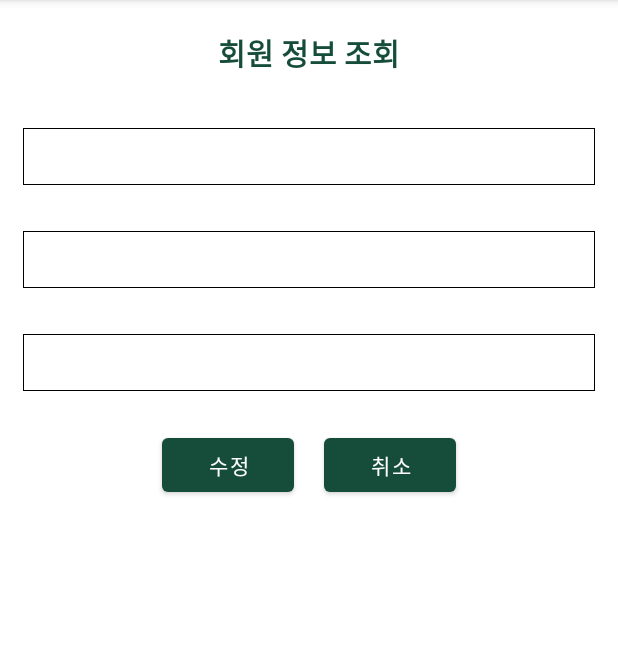
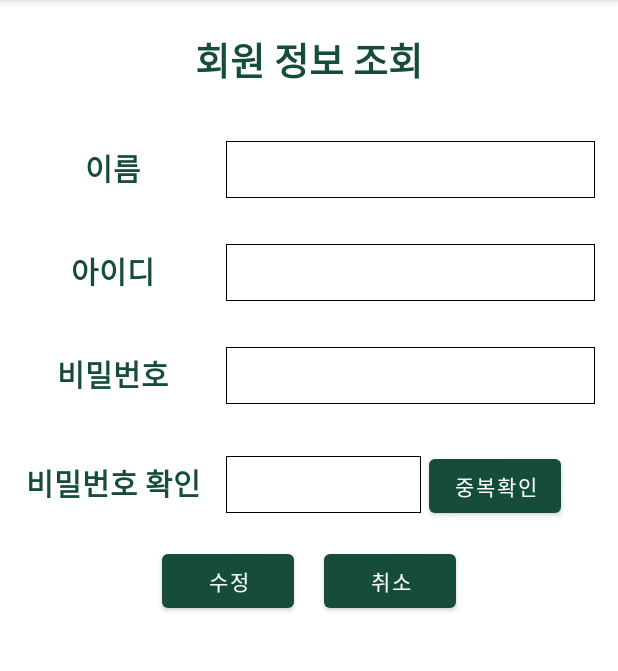
Before and after one commit to Hwa-A/Croffle, an Android app: the UserInfoActivity screen opened directly, with no data from a screen before it, on a phone screen of 412 x 824 dp, the part 84-755 px from its top. Run offline under Robolectric (Android 15) with nearby library versions, the phone set to English and light mode, and no system bars; our stand-ins replace Volley; network calls fail.

Commit message:
의학용어 사전 완성

```diff
--- a/MedicalDictionary/app/src/main/java/kr/ac/yuhan/croffle/medicaldictionary/IndexSearchRequest.java
+++ b/MedicalDictionary/app/src/main/java/kr/ac/yuhan/croffle/medicaldictionary/IndexSearchRequest.java
@@ -8,7 +8,7 @@ import java.util.HashMap;
 import java.util.Map;
 
 public class IndexSearchRequest extends StringRequest {
-    private final static String indexURL = "http://10.0.2.2:8012/MedicalDictionary_php/IndexSearch.php";
+    private final static String indexURL = "http://10.0.2.2/MedicalDictionary_php/IndexSearch.php";
     private Map<String, String> indexMap;
 
     public IndexSearchRequest(String id, String termIndex, Response.Listener<String> listener, Response.ErrorListener errorListener) {
--- a/MedicalDictionary/app/src/main/java/kr/ac/yuhan/croffle/medicaldictionary/LoginActivity.java
+++ b/MedicalDictionary/app/src/main/java/kr/ac/yuhan/croffle/medicaldictionary/LoginActivity.java
@@ -100,7 +100,6 @@ public class LoginActivity extends AppCompatActivity {
                         String userName = jsonObject.getString("user_name");
                         saveUserInfo(userID, userName, userPW);
 
-
                         //수정
                         Intent intent = new Intent(getApplicationContext(), ChangeMenu.class);
                         intent.putExtra("user_id", userID); // 사용자 ID를 전달
--- a/MedicalDictionary/app/src/main/java/kr/ac/yuhan/croffle/medicaldictionary/LoginRequest.java
+++ b/MedicalDictionary/app/src/main/java/kr/ac/yuhan/croffle/medicaldictionary/LoginRequest.java
@@ -8,7 +8,7 @@ import java.util.HashMap;
 import java.util.Map;
 
 public class LoginRequest extends StringRequest {
-    private final static String URL = "http://10.0.2.2:8012/MedicalDictionary_php/medicaldic_member_login.php";
+    private final static String URL = "http://10.0.2.2/MedicalDictionary_php/medicaldic_member_login.php";
     private Map<String,String> map;
 
     public LoginRequest(String user_id, String user_pw, Response.Listener<String> listener, Response.ErrorListener errorListener) {
--- a/MedicalDictionary/app/src/main/java/kr/ac/yuhan/croffle/medicaldictionary/RecordDeleteRequest.java
+++ b/MedicalDictionary/app/src/main/java/kr/ac/yuhan/croffle/medicaldictionary/RecordDeleteRequest.java
@@ -8,7 +8,7 @@ import java.util.HashMap;
 import java.util.Map;
 
 public class RecordDeleteRequest extends StringRequest {
-    private final static String recordDeleteURL = "http://10.0.2.2:8012/MedicalDictionary_php/RecordDelete.php";
+    private final static String recordDeleteURL = "http://10.0.2.2/MedicalDictionary_php/RecordDelete.php";
     private Map<String, String> recordDeleteMap;
 
     public RecordDeleteRequest(String id, String termEng, Response.Listener<String> listener, Response.ErrorListener errorListener) {
--- a/MedicalDictionary/app/src/main/java/kr/ac/yuhan/croffle/medicaldictionary/RecordInsertRequest.java
+++ b/MedicalDictionary/app/src/main/java/kr/ac/yuhan/croffle/medicaldictionary/RecordInsertRequest.java
@@ -8,7 +8,7 @@ import java.util.HashMap;
 import java.util.Map;
 
 public class RecordInsertRequest extends StringRequest {
-    private final static String recordInsertURL = "http://10.0.2.2:8012/MedicalDictionary_php/RecordInsert.php";
+    private final static String recordInsertURL = "http://10.0.2.2/MedicalDictionary_php/RecordInsert.php";
     private Map<String, String> recordInsertMap;
 
     public RecordInsertRequest(String id, String termEng, String termKor, String termExplain,  Response.Listener<String> listener, Response.ErrorListener errorListener) {
--- a/MedicalDictionary/app/src/main/java/kr/ac/yuhan/croffle/medicaldictionary/RecordViewRequest.java
+++ b/MedicalDictionary/app/src/main/java/kr/ac/yuhan/croffle/medicaldictionary/RecordViewRequest.java
@@ -9,7 +9,7 @@ import java.util.HashMap;
 import java.util.Map;
 
 public class RecordViewRequest extends StringRequest {
-    private final static String recordURL = "http://10.0.2.2:8012/MedicalDictionary_php/RecordSelect.php";
+    private final static String recordURL = "http://10.0.2.2/MedicalDictionary_php/RecordSelect.php";
     private Map<String, String> recordMap;
 
     public RecordViewRequest(String id, Response.Listener<String> listener, Response.ErrorListener errorListener) {
--- a/MedicalDictionary/app/src/main/java/kr/ac/yuhan/croffle/medicaldictionary/SignUpRequest.java
+++ b/MedicalDictionary/app/src/main/java/kr/ac/yuhan/croffle/medicaldictionary/SignUpRequest.java
@@ -9,7 +9,7 @@ import java.util.Map;
 
 public class SignUpRequest extends StringRequest {
 
-    private final static String URL = "http://10.0.2.2:8012/MedicalDictionary_php/medicaldic_member_signup.php";
+    private final static String URL = "http://10.0.2.2/MedicalDictionary_php/medicaldic_member_signup.php";
     private Map<String, String> map;
 
     public SignUpRequest(String user_id, String user_pw, String user_name, Response.Listener<String> listener, Response.ErrorListener errorListener) {
--- a/MedicalDictionary/app/src/main/java/kr/ac/yuhan/croffle/medicaldictionary/TextSearchRequest.java
+++ b/MedicalDictionary/app/src/main/java/kr/ac/yuhan/croffle/medicaldictionary/TextSearchRequest.java
@@ -8,7 +8,7 @@ import java.util.HashMap;
 import java.util.Map;
 
 public class TextSearchRequest extends StringRequest {
-    private final static String textURL = "http://10.0.2.2:8012/MedicalDictionary_php/TextSearch.php";
+    private final static String textURL = "http://10.0.2.2/MedicalDictionary_php/TextSearch.php";
     private Map<String, String> textMap;
 
     public TextSearchRequest(String id, String term, Response.Listener<String> listener, Response.ErrorListener errorListener) {
--- a/MedicalDictionary/app/src/main/java/kr/ac/yuhan/croffle/medicaldictionary/UserInfoActivity.java
+++ b/MedicalDictionary/app/src/main/java/kr/ac/yuhan/croffle/medicaldictionary/UserInfoActivity.java
@@ -22,9 +22,13 @@ import org.json.JSONArray;
 import org.json.JSONException;
 import org.json.JSONObject;
 
+import java.io.UnsupportedEncodingException;
+import java.net.URLEncoder;
+import java.nio.charset.StandardCharsets;
+
 public class UserInfoActivity extends AppCompatActivity implements View.OnClickListener {
-    private EditText editID, editName, editPW;
-    private Button btnUpdate, btnCancel;
+    private EditText editID, editName, editPW, checkPW;
+    private Button btnUpdate, btnCancel, btnCheck;
     private SharedPreferences sharedPreferences;
     private String userID;
 
@@ -54,8 +58,10 @@ public class UserInfoActivity extends AppCompatActivity implements View.OnClickL
         editID = findViewById(R.id.editID);
         editName = findViewById(R.id.editName);
         editPW = findViewById(R.id.editPW);
+        checkPW = findViewById(R.id.testPW);
         btnUpdate = findViewById(R.id.btnUpdate);
         btnCancel = findViewById(R.id.btnCancel);
+        btnCheck = findViewById(R.id.btnPWTest);
 
         // SharedPreferences 인스턴스 가져오기
         sharedPreferences = getSharedPreferences("memberPreference", MODE_PRIVATE);
@@ -64,12 +70,15 @@ public class UserInfoActivity extends AppCompatActivity implements View.OnClickL
         userID = sharedPreferences.getString("user_id", "");
         String userName = sharedPreferences.getString("user_name", "");
         String userPW = sharedPreferences.getString("user_pw", "");
-
+        String userPWTest = sharedPreferences.getString("user_pw", "");
         editID.setText(userID);
         editName.setText(userName);
         editPW.setText(userPW);
+        checkPW.setText(userPWTest);
         editID.setEnabled(false);
+        editName.setEnabled(false);
 
+        btnCheck.setOnClickListener(this);
         btnUpdate.setOnClickListener(this);
         btnCancel.setOnClickListener(this);
     }
@@ -77,6 +86,15 @@ public class UserInfoActivity extends AppCompatActivity implements View.OnClickL
     @Override
     public void onClick(View v) {
         switch (v.getId()) {
+            case R.id.btnPWTest:
+                if(isPWCheck(editPW, checkPW)){
+                    Toast.makeText(UserInfoActivity.this, "비밀번호가 일치합니다.", Toast.LENGTH_LONG).show();
+                }
+                else{
+                    Toast.makeText(UserInfoActivity.this, "비밀번호가 다릅니다.", Toast.LENGTH_LONG).show();
+                }
+                break;
+
             case R.id.btnUpdate:
                 if (isEditTextEmpty(editID)) {
                     Toast.makeText(UserInfoActivity.this, "아이디에 공백이 있습니다.", Toast.LENGTH_LONG).show();
@@ -84,7 +102,10 @@ public class UserInfoActivity extends AppCompatActivity implements View.OnClickL
                     Toast.makeText(UserInfoActivity.this, "비밀번호에 공백이 있습니다.", Toast.LENGTH_LONG).show();
                 } else if (isEditTextEmpty(editName)) {
                     Toast.makeText(UserInfoActivity.this, "이름에 공백이 있습니다.", Toast.LENGTH_LONG).show();
-                } else {
+                } else if(!(isPWCheck(editPW, checkPW))){
+                    Toast.makeText(UserInfoActivity.this, "비밀번호 중복 확인을 해주세요.", Toast.LENGTH_LONG).show();
+                }
+                else {
                     updateUserInfo();
                 }
                 break;
@@ -97,6 +118,14 @@ public class UserInfoActivity extends AppCompatActivity implements View.OnClickL
                 finish();
                 break;
         }
+    }
+
+    private boolean isPWCheck(EditText pw1, EditText pw2){
+        boolean pFlag = false;
+        if((pw1.getText().toString()).equals(pw2.getText().toString())){
+            pFlag = true;
+        }
+        return pFlag;
     }
 
     private boolean isEditTextEmpty(EditText editText) {
@@ -115,7 +144,7 @@ public class UserInfoActivity extends AppCompatActivity implements View.OnClickL
                     JSONObject jsonObject = jsonArray.getJSONObject(0);
                     String success = jsonObject.getString("success");
                     if (success.equals("1")) {
-                        Toast.makeText(getApplicationContext(), "회원 정보가 업데이트되었습니다. 다시 로그인해주세요.", Toast.LENGTH_SHORT).show();
+                        Toast.makeText(getApplicationContext(), "회원 정보가 업데이트되었습니다.\n다시 로그인해주세요.", Toast.LENGTH_SHORT).show();
                         Intent intent = new Intent(getApplicationContext(), LoginActivity.class);
                         startActivity(intent);
                         finish();
--- a/MedicalDictionary/app/src/main/java/kr/ac/yuhan/croffle/medicaldictionary/UserInfoRequest.java
+++ b/MedicalDictionary/app/src/main/java/kr/ac/yuhan/croffle/medicaldictionary/UserInfoRequest.java
@@ -7,7 +7,7 @@ import java.util.HashMap;
 import java.util.Map;
 
 public class UserInfoRequest extends StringRequest {
-    private static final String URL = "http://10.0.2.2:8012/MedicalDictionary_php/medicaldic_member_userinfo.php";
+    private static final String URL = "http://10.0.2.2/MedicalDictionary_php/medicaldic_member_userinfo.php";
     private Map<String, String> params;
 
     public UserInfoRequest(String userID, String userName, String userPW, Response.Listener<String> listener, Response.ErrorListener errorListener) {
--- a/MedicalDictionary/app/src/main/java/kr/ac/yuhan/croffle/medicaldictionary/ValidateRequest.java
+++ b/MedicalDictionary/app/src/main/java/kr/ac/yuhan/croffle/medicaldictionary/ValidateRequest.java
@@ -10,7 +10,7 @@ import java.util.Map;
 
 public class ValidateRequest extends StringRequest {
     //서버 url 설정(php파일 연동)
-    final static  private String URL="http://10.0.2.2:8012/MedicalDictionary_php/UserValidate.php";
+    final static  private String URL="http://10.0.2.2/MedicalDictionary_php/UserValidate.php";
     private Map<String, String> map;
 
     public ValidateRequest(String user_id, Response.Listener<String> listener){
--- a/MedicalDictionary/app/src/main/res/layout/activity_signup.xml
+++ b/MedicalDictionary/app/src/main/res/layout/activity_signup.xml
@@ -42,7 +42,7 @@
             android:layout_height="38dp"
             android:layout_margin="15dp"
             android:background="@drawable/outline_edit"
-            android:hint=" 닉네임" />
+            android:hint="이름" />
 
         <LinearLayout
             android:layout_width="match_parent"
--- a/MedicalDictionary/app/src/main/res/layout/activity_userinfo.xml
+++ b/MedicalDictionary/app/src/main/res/layout/activity_userinfo.xml
@@ -12,12 +12,25 @@
         android:layout_height="wrap_content"
         android:textColor="#154D3A"
         android:text="회원 정보 조회"
-        android:textSize="20sp"
+        android:textSize="25dp"
         android:textStyle="bold"
         android:layout_gravity="center"
         android:layout_marginTop="20dp"
         android:layout_marginBottom="20dp"/>
-
+    <LinearLayout
+        android:layout_width="match_parent"
+        android:layout_height="wrap_content"
+        android:orientation="horizontal">
+        <TextView
+            android:layout_width="120dp"
+            android:layout_height="wrap_content"
+            android:layout_marginLeft="15dp"
+            android:layout_marginTop="15dp"
+            android:textStyle="bold"
+            android:textColor="#154D3A"
+            android:textSize="20dp"
+            android:gravity="center"
+            android:text="이름"/>
         <EditText
             android:id="@+id/editName"
             android:layout_width="match_parent"
@@ -25,7 +38,21 @@
             android:background="@drawable/outline_edit"
             android:layout_margin="15dp"
             android:textColor="#154D3A"/>
-
+    </LinearLayout>
+    <LinearLayout
+        android:layout_width="match_parent"
+        android:layout_height="wrap_content"
+        android:orientation="horizontal">
+        <TextView
+            android:layout_width="120dp"
+            android:layout_height="wrap_content"
+            android:layout_marginLeft="15dp"
+            android:layout_marginTop="15dp"
+            android:textStyle="bold"
+            android:textColor="#154D3A"
+            android:textSize="20dp"
+            android:gravity="center"
+            android:text="아이디"/>
         <EditText
             android:id="@+id/editID"
             android:layout_width="match_parent"
@@ -33,15 +60,63 @@
             android:layout_margin="15dp"
             android:background="@drawable/outline_edit"
             android:textColor="@color/black"/>
-
+    </LinearLayout>
+    <LinearLayout
+        android:layout_width="match_parent"
+        android:layout_height="wrap_content"
+        android:orientation="horizontal">
+        <TextView
+            android:layout_width="120dp"
+            android:layout_height="wrap_content"
+            android:layout_marginLeft="15dp"
+            android:layout_marginTop="15dp"
+            android:textStyle="bold"
+            android:textColor="#154D3A"
+            android:textSize="20dp"
+            android:gravity="center"
+            android:text="비밀번호"/>
         <EditText
             android:id="@+id/editPW"
             android:layout_width="match_parent"
             android:layout_height="38dp"
             android:layout_margin="15dp"
             android:background="@drawable/outline_edit"
-        android:textColor="@color/black"/>
-
+            android:textColor="@color/black"
+            android:inputType="textPassword"/>
+    </LinearLayout>
+    <LinearLayout
+        android:layout_width="match_parent"
+        android:layout_height="wrap_content"
+        android:orientation="horizontal">
+        <TextView
+            android:layout_width="120dp"
+            android:layout_height="wrap_content"
+            android:layout_marginLeft="15dp"
+            android:layout_marginTop="15dp"
+            android:textStyle="bold"
+            android:textColor="#154D3A"
+            android:textSize="20dp"
+            android:gravity="center"
+            android:text="비밀번호 확인"/>
+        <EditText
+            android:id="@+id/testPW"
+            android:layout_width="130dp"
+            android:layout_height="38dp"
+            android:layout_marginTop="15dp"
+            android:layout_marginLeft="15dp"
+            android:layout_marginRight="5dp"
+            android:layout_marginBottom="15dp"
+            android:background="@drawable/outline_edit"
+            android:textColor="@color/black"
+            android:inputType="textPassword"/>
+        <Button
+            android:id="@+id/btnPWTest"
+            android:layout_width="wrap_content"
+            android:layout_height="wrap_content"
+            android:layout_marginTop="15dp"
+            android:layout_marginRight="15dp"
+            android:text="중복확인" />
+    </LinearLayout>
     <LinearLayout
         android:layout_width="wrap_content"
         android:layout_height="wrap_content"
```
Also changed, not shown: MedicalDictionary/app/src/main/java/kr/ac/yuhan/croffle/medicaldictionary/DeleteUserRequest.java (added, +25 -0 lines), MedicalDictionary/app/src/main/java/kr/ac/yuhan/croffle/medicaldictionary/InfoActivity.java (+3 -10 lines), MedicalDictionary/app/src/main/java/kr/ac/yuhan/croffle/medicaldictionary/MainActivity.java (deleted, +0 -14 lines), MedicalDictionary/app/src/main/res/layout/activity_main.xml (deleted, +0 -18 lines). Lines whose indentation alone changed are shown as unchanged.
